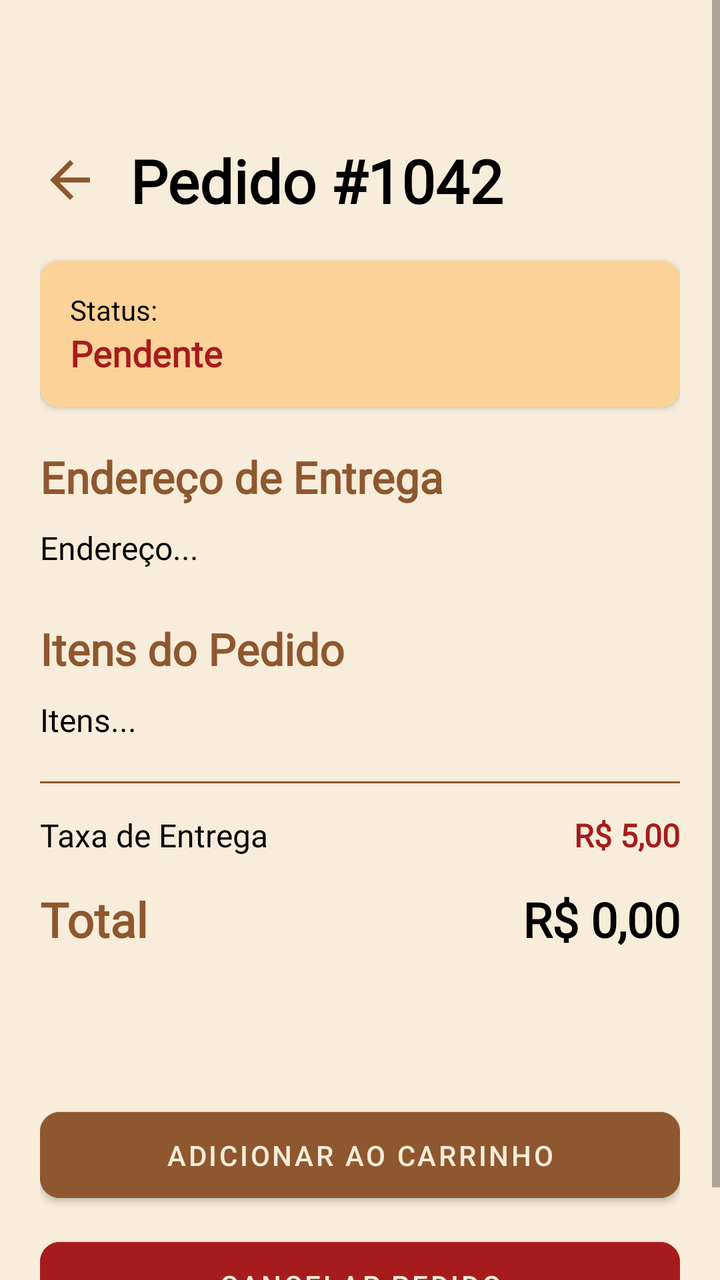
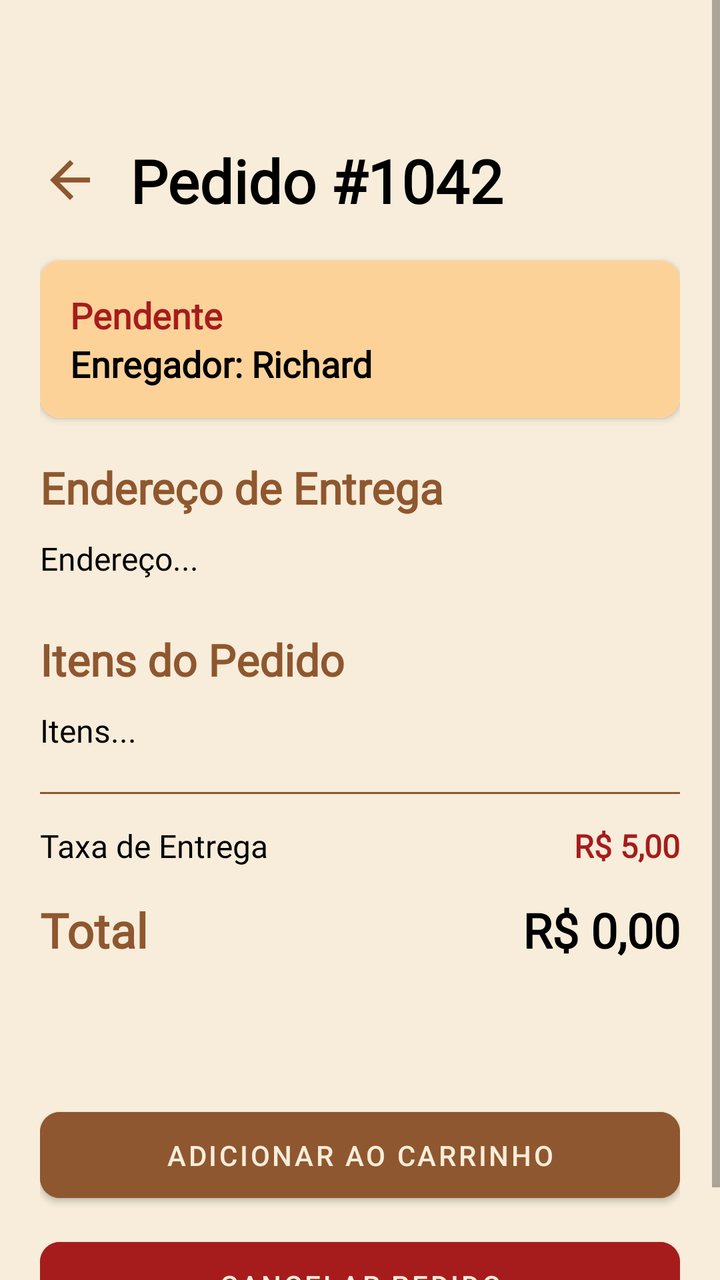

The first picture is an Android layout as it rendered before a commit; the second is the same layout after the commit. The layout source and the unified diff follow.
<!-- AndroidManifest.xml: application theme Theme.VangustApp -->
<!-- res/layout/detalhes_pedidos_layout.xml -->
<?xml version="1.0" encoding="utf-8"?>
<ScrollView xmlns:android="http://schemas.android.com/apk/res/android"
    xmlns:app="http://schemas.android.com/apk/res-auto"
    xmlns:tools="http://schemas.android.com/tools"
    android:layout_width="match_parent"
    android:layout_height="match_parent"
    android:background="#F7EDDA"
    android:fillViewport="true"
    tools:context=".DetalhesPedidosActivity">

    <LinearLayout
        android:layout_marginTop="50dp"
        android:layout_width="match_parent"
        android:layout_height="wrap_content"
        android:orientation="vertical"
        android:padding="20dp">

        
        <LinearLayout
            android:layout_width="match_parent"
            android:layout_height="wrap_content"
            android:gravity="center_vertical"
            android:orientation="horizontal"
            android:layout_marginBottom="20dp">

            <ImageView
                android:id="@+id/btnVoltarDetalhes"
                android:layout_width="30dp"
                android:layout_height="30dp"
                android:src="@drawable/baseline_arrow_back"
                app:tint="#8F572F" />

            <TextView
                android:id="@+id/tvTituloPedidoDetalhes"
                android:layout_width="wrap_content"
                android:layout_height="wrap_content"
                android:layout_marginStart="15dp"
                android:fontFamily="@font/oswald_regular"
                android:text="Pedido #1042"
                android:textColor="@color/black"
                android:textSize="30sp"
                android:textStyle="bold" />
        </LinearLayout>

        
        <androidx.cardview.widget.CardView
            android:layout_width="match_parent"
            android:layout_height="wrap_content"
            android:layout_marginBottom="20dp"
            app:cardCornerRadius="10dp"
            app:cardElevation="2dp">

            <LinearLayout
                android:layout_width="match_parent"
                android:layout_height="wrap_content"
                android:background="#FCD299"
                android:padding="15dp"
                android:orientation="vertical">

                <TextView
                    android:layout_width="wrap_content"
                    android:layout_height="wrap_content"
                    android:fontFamily="@font/roboto_condensed_light"
                    android:text="Status:"
                    android:textColor="@color/black"
                    android:textSize="14sp" />

                <TextView
                    android:id="@+id/tvStatusDetalhes"
                    android:layout_width="wrap_content"
                    android:layout_height="wrap_content"
                    android:fontFamily="@font/oswald_regular"
                    android:text="Pendente"
                    android:textColor="#A61C1C"
                    android:textSize="18sp"
                    android:textStyle="bold" />
            </LinearLayout>
        </androidx.cardview.widget.CardView>

        
        <TextView
            android:layout_width="wrap_content"
            android:layout_height="wrap_content"
            android:fontFamily="@font/oswald_regular"
            android:text="Endereço de Entrega"
            android:textColor="#8F572F"
            android:textSize="22sp"
            android:textStyle="bold"
            android:layout_marginBottom="10dp"/>

        <TextView
            android:id="@+id/tvEnderecoDetalhes"
            android:layout_width="match_parent"
            android:layout_height="wrap_content"
            android:fontFamily="@font/roboto_condensed_light"
            android:text="Endereço..."
            android:textColor="@color/black"
            android:textSize="16sp"
            android:layout_marginBottom="25dp" />

        
        <TextView
            android:layout_width="wrap_content"
            android:layout_height="wrap_content"
            android:fontFamily="@font/oswald_regular"
            android:text="Itens do Pedido"
            android:textColor="#8F572F"
            android:textSize="22sp"
            android:textStyle="bold"
            android:layout_marginBottom="10dp"/>

        <TextView
            android:id="@+id/tvItensDetalhes"
            android:layout_width="match_parent"
            android:layout_height="wrap_content"
            android:fontFamily="@font/roboto_condensed_light"
            android:text="Itens..."
            android:textColor="@color/black"
            android:textSize="16sp"
            android:layout_marginBottom="20dp" />

        
        <View
            android:layout_width="match_parent"
            android:layout_height="1dp"
            android:background="#8F572F"
            android:layout_marginBottom="15dp"/>

        <LinearLayout
            android:layout_width="match_parent"
            android:layout_height="wrap_content"
            android:orientation="horizontal"
            android:layout_marginBottom="15dp">

            <TextView
                android:layout_width="0dp"
                android:layout_height="wrap_content"
                android:layout_weight="1"
                android:fontFamily="@font/roboto_condensed_light"
                android:text="Taxa de Entrega"
                android:textColor="@color/black"
                android:textSize="16sp" />

            <TextView
                android:id="@+id/tvTaxaEntregaDetalhes"
                android:layout_width="wrap_content"
                android:layout_height="wrap_content"
                android:fontFamily="@font/roboto_condensed_light"
                android:text="R$ 5,00"
                android:textColor="#A61C1C"
                android:textStyle="bold"
                android:textSize="16sp" />
        </LinearLayout>

        <LinearLayout
            android:layout_width="match_parent"
            android:layout_height="wrap_content"
            android:orientation="horizontal"
            android:layout_marginBottom="25dp">

            <TextView
                android:layout_width="0dp"
                android:layout_height="wrap_content"
                android:layout_weight="1"
                android:fontFamily="@font/oswald_regular"
                android:text="Total"
                android:textColor="#8F572F"
                android:textSize="24sp"
                android:textStyle="bold" />

            <TextView
                android:id="@+id/tvTotalDetalhes"
                android:layout_width="wrap_content"
                android:layout_height="wrap_content"
                android:fontFamily="@font/oswald_regular"
                android:text="R$ 0,00"
                android:textColor="@color/black"
                android:textSize="24sp"
                android:textStyle="bold" />
        </LinearLayout>

        <View
            android:layout_width="match_parent"
            android:layout_height="0dp"
            android:layout_weight="1" />

        
        <com.google.android.material.button.MaterialButton
            android:id="@+id/btnPedirNovamente"
            android:layout_width="match_parent"
            android:layout_height="55dp"
            android:layout_marginTop="10dp"
            android:backgroundTint="#8F572F"
            android:textColor="#F7EDDA"
            android:text="Adicionar ao Carrinho"
            app:cornerRadius="10dp" />

        
        <com.google.android.material.button.MaterialButton
            android:id="@+id/btnCancelarPedidoDetalhes"
            android:layout_width="match_parent"
            android:layout_height="55dp"
            android:layout_marginTop="10dp"
            android:backgroundTint="#A61C1C"
            android:textColor="#F7EDDA"
            android:text="Cancelar Pedido"
            app:cornerRadius="10dp" />

    </LinearLayout>
</ScrollView>
<!-- resources referenced by this layout -->
<resources>
  <color name="black">#FF000000</color>
  <!-- drawable baseline_arrow_back (drawable) -->
  <vector xmlns:android="http://schemas.android.com/apk/res/android" android:autoMirrored="true" android:height="24dp" android:tint="#000000" android:viewportHeight="24" android:viewportWidth="24" android:width="24dp">
        
      <path android:fillColor="@android:color/white" android:pathData="M20,11H7.83l5.59,-5.59L12,4l-8,8 8,8 1.41,-1.41L7.83,13H20v-2z"/>
      
  </vector>
  <style name="Theme.VangustApp" parent="Theme.MaterialComponents.Light.NoActionBar">
          
          <item name="colorPrimary">#8F572F</item>
          <item name="colorPrimaryVariant">#5C3A21</item>
          <item name="colorOnPrimary">#F7EDDA</item>
  
          
          <item name="colorSecondary">#FCD299</item>
          <item name="colorSecondaryVariant">#8F572F</item>
          <item name="colorOnSecondary">#0D0D0D</item>
  
          
          <item name="android:statusBarColor">#8F572F</item>
  
          
          <item name="android:navigationBarColor">#F7EDDA</item>
  
          
          <item name="android:windowLightStatusBar">false</item>
      </style>
</resources>

<!-- the commit's change to res/layout/detalhes_pedidos_layout.xml (unified diff, before → after) -->
@@ -58,14 +58,6 @@
                 android:orientation="vertical">
 
                 <TextView
-                    android:layout_width="wrap_content"
-                    android:layout_height="wrap_content"
-                    android:fontFamily="@font/roboto_condensed_light"
-                    android:text="Status:"
-                    android:textColor="@color/black"
-                    android:textSize="14sp" />
-
-                <TextView
                     android:id="@+id/tvStatusDetalhes"
                     android:layout_width="wrap_content"
                     android:layout_height="wrap_content"
@@ -74,6 +66,33 @@
                     android:textColor="#A61C1C"
                     android:textSize="18sp"
                     android:textStyle="bold" />
+
+                <LinearLayout
+                    android:layout_width="wrap_content"
+                    android:layout_height="wrap_content">
+
+                    <TextView
+                        android:layout_width="wrap_content"
+                        android:layout_height="wrap_content"
+                        android:fontFamily="@font/oswald_regular"
+                        android:text="Enregador: "
+                        android:textColor="@color/black"
+                        android:textSize="18sp"
+                        android:textStyle="bold" />
+
+                    <TextView
+                        android:id="@+id/tvEntregadorDetalhes"
+                        android:layout_width="wrap_content"
+                        android:layout_height="wrap_content"
+                        android:fontFamily="@font/oswald_regular"
+                        android:text="Richard"
+                        android:textColor="@color/black"
+                        android:textSize="18sp"
+                        android:textStyle="bold" />
+
+                </LinearLayout>
+
+
             </LinearLayout>
         </androidx.cardview.widget.CardView>
 
